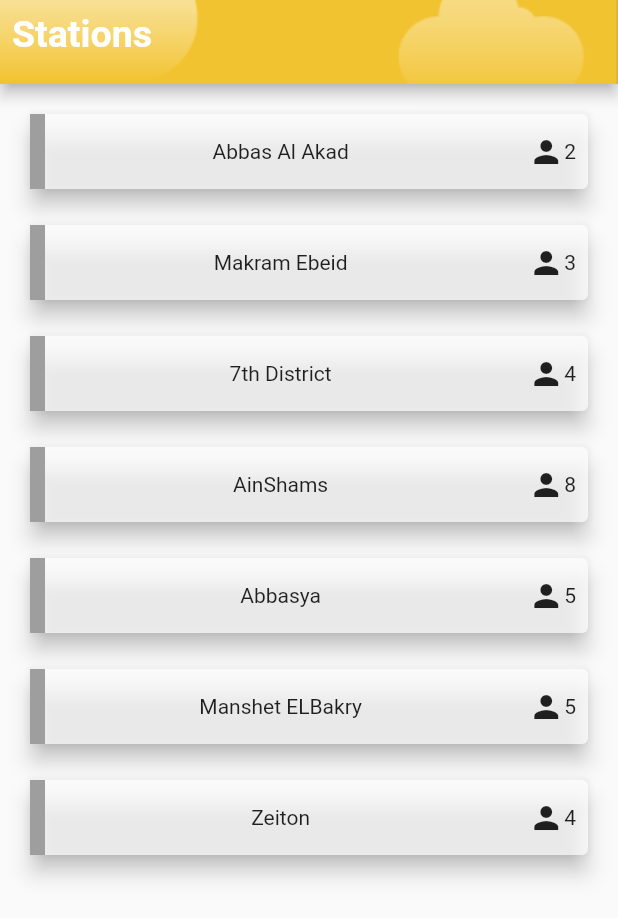
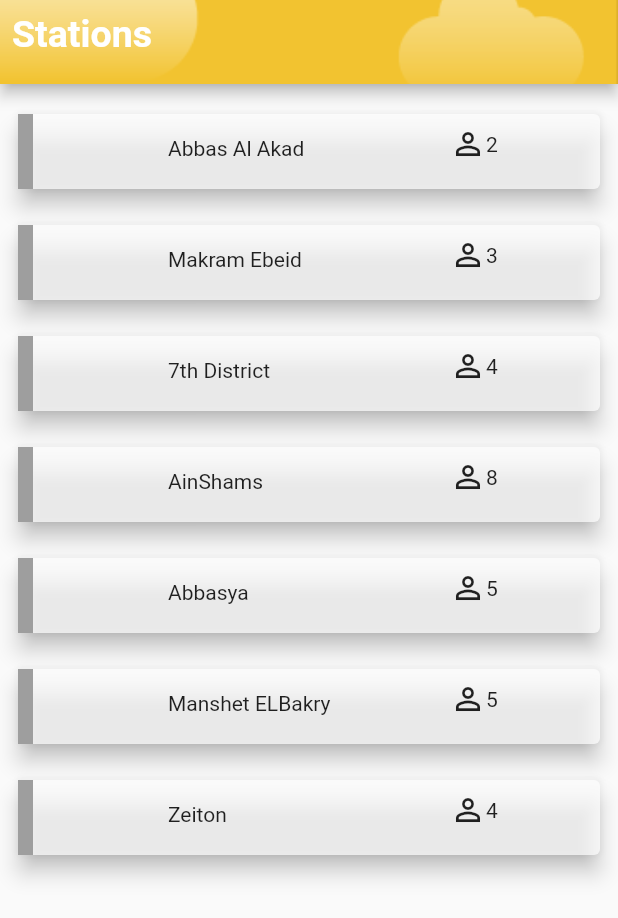
Before and after one commit to usafe-eg/usave, a Flutter app: the StationPage screen opened by its route, on a phone screen of 412 x 824 dp. Shown: the top 918 px of the screen. Run offline on Flutter 3.47's test engine with Material 2 defaults, Android fonts, the light colour scheme and no system bars; our stand-ins replace flutter_local_notifications, shared_preferences; missing offline and left inert: qr_code_scanner; accounts and stored records are empty.

Commit message:
Finishing Members and Stations Layout Lists

```diff
--- a/lib/components/station_list_item.dart
+++ b/lib/components/station_list_item.dart
@@ -10,22 +10,27 @@ class StationListItem extends StatelessWidget {
   @override
   Widget build(BuildContext context) {
     return Padding(
-      padding: const EdgeInsets.all(8.0),
+      padding: EdgeInsets.symmetric(vertical: 8),
       child: Card(
         elevation: 6,
         color: Colors.white70,
-        child: Row(
-          mainAxisAlignment: MainAxisAlignment.spaceBetween,
+        child: Stack(
           children: <Widget>[
             Container(color: color,height: 50,width: 10,),
-            Text(station),
-            Padding(
-              padding: const EdgeInsets.all(8.0),
-              child: Row(
-                children: <Widget>[
-                  Icon(Icons.person),
-                  Text(numberOfStudents.toString())
-                ],
+            Positioned(
+              top:15,
+                left: 100,
+                child: Text(station)),
+            Positioned(
+              left: 280,
+              child: Padding(
+                padding: const EdgeInsets.all(8.0),
+                child: Row(
+                  children: <Widget>[
+                    Icon(Icons.person_outline),
+                    Text(numberOfStudents.toString())
+                  ],
+                ),
               ),
             )
           ],
```
Also changed, not shown: lib/components/member_list_item.dart (+10 -6 lines).
